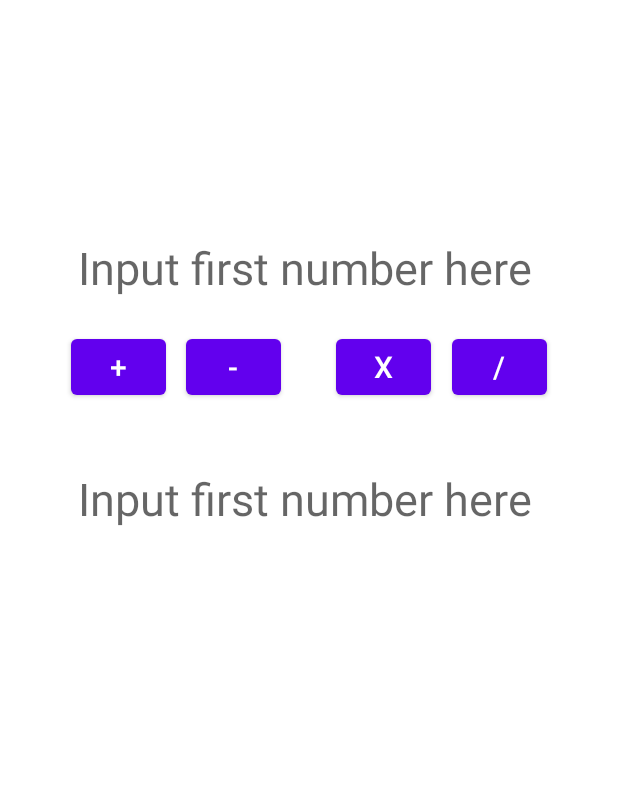
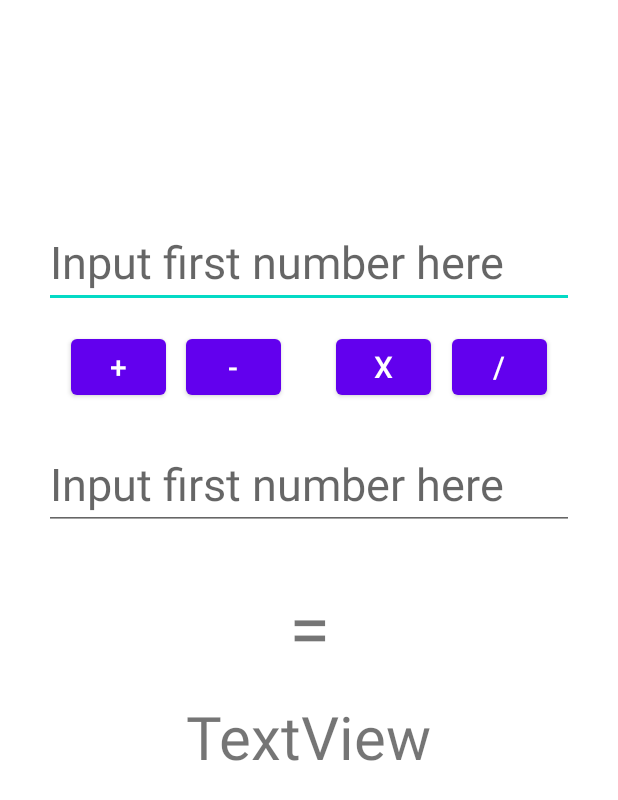
Before and after one commit to Alex-Sauer/MyCalculatorApp, an Android app: the layout activity_main.xml on its own in the app's theme, with its tools: preview values and no code run, on a phone screen of 412 x 824 dp. Shown: the top 800 px of the screen. Run offline under Robolectric (Android 15) with nearby library versions, the phone set to English and light mode, and no system bars.

Commit message:
Fixed addition finish rest of functions

```diff
--- a/app/src/main/java/com/example/mycalcapp/MainActivity.java
+++ b/app/src/main/java/com/example/mycalcapp/MainActivity.java
@@ -14,24 +14,13 @@ public class MainActivity extends AppCompatActivity {
     protected void onCreate(Bundle savedInstanceState) {
         super.onCreate(savedInstanceState);
         setContentView(R.layout.activity_main);
-        Intent intent = new Intent(this, Solve.class);
-        intent.putExtra("NAME", solve());
-        startActivity(intent);
     }
 
-    public Integer solve(int a){
-        if(a==1){
+//    public Integer solve(int button, int numOne, int numTwo){
+//
+//    }
 
-        }else if(a==2){
-
-        }else if(a==3){
-
-        }else if(a==4){
-
-        }
-    }
-
-    public void switchScreens(View view){
+    public void solve(View view){
         Intent intent = getIntent();
         String nameToShow = intent.getStringExtra("");
         TextView topTxt = findViewById(R.id.topText);
@@ -40,6 +29,21 @@ public class MainActivity extends AppCompatActivity {
         String botNum = botTxt.getText().toString();
         int num1= Integer.parseInt(topNum);
         int num2= Integer.parseInt(botNum);
+        int total;
+        total = num1+num2;
+//        if (){
+//            //add
+//            total = num1+num2;
+//        }else if (){
+//            //sub
+//        }else if(){
+//            //mult
+//        }else{
+//            //div
+//        }
+
+        String wordTotal = ("" + total);
+
     }
 
 }
--- a/app/src/main/java/com/example/mycalcapp/Solve.java
+++ b/app/src/main/java/com/example/mycalcapp/Solve.java
@@ -14,8 +14,9 @@ public class Solve extends AppCompatActivity {
         super.onCreate(savedInstanceState);
         setContentView(R.layout.activity_solve);
         Intent intent = getIntent();
-        String nameToShow = intent.getStringExtra("SOLVE");
+        String total = intent.getStringExtra("SOLVE");
         TextView textView = findViewById(R.id.textView);
-        textView.setText(nameToShow);
+        textView.setText(total);
+
     }
 }
--- a/app/src/main/res/layout/activity_main.xml
+++ b/app/src/main/res/layout/activity_main.xml
@@ -6,38 +6,14 @@
     android:layout_height="match_parent"
     tools:context=".MainActivity">
 
-    <TextView
-        android:id="@+id/bottomText"
-        android:layout_width="wrap_content"
-        android:layout_height="wrap_content"
-        android:layout_marginStart="52dp"
-        android:layout_marginTop="312dp"
-        android:hint="Input first number here"
-        android:text=""
-        android:textSize="30dp"
-        app:layout_constraintStart_toStartOf="parent"
-        app:layout_constraintTop_toTopOf="parent" />
-
-    <TextView
-        android:id="@+id/topText"
-        android:layout_width="wrap_content"
-        android:layout_height="wrap_content"
-        android:layout_marginStart="52dp"
-        android:layout_marginTop="158dp"
-        android:hint="Input first number here"
-        android:text=""
-        android:textSize="30dp"
-        app:layout_constraintStart_toStartOf="parent"
-        app:layout_constraintTop_toTopOf="parent" />
-
     <Button
         android:id="@+id/divide"
         android:layout_width="63dp"
         android:layout_height="49dp"
         android:layout_marginStart="301dp"
         android:layout_marginTop="220dp"
+        android:onClick="solve"
         android:text="/"
-        android:onClick="switchScreens"
         android:textSize="20sp"
         app:layout_constraintStart_toStartOf="parent"
         app:layout_constraintTop_toTopOf="parent" />
@@ -48,8 +24,8 @@
         android:layout_height="49dp"
         android:layout_marginStart="124dp"
         android:layout_marginTop="220dp"
+        android:onClick="solve"
         android:text="-"
-        android:onClick="switchScreens"
         android:textSize="20sp"
         app:layout_constraintStart_toStartOf="parent"
         app:layout_constraintTop_toTopOf="parent" />
@@ -60,8 +36,8 @@
         android:layout_height="49dp"
         android:layout_marginStart="47dp"
         android:layout_marginTop="220dp"
+        android:onClick="solve"
         android:text="+"
-        android:onClick="switchScreens"
         android:textSize="20sp"
         app:layout_constraintStart_toStartOf="parent"
         app:layout_constraintTop_toTopOf="parent" />
@@ -72,14 +48,64 @@
         android:layout_height="49dp"
         android:layout_marginStart="224dp"
         android:layout_marginTop="220dp"
+        android:onClick="solve"
         android:text="x"
-        android:onClick="switchScreens"
         android:textSize="20sp"
         app:layout_constraintStart_toStartOf="parent"
         app:layout_constraintTop_toTopOf="parent" />
 
+    <EditText
+        android:id="@+id/topText"
+        android:layout_width="wrap_content"
+        android:layout_height="wrap_content"
+        android:layout_marginTop="144dp"
+        android:ems="10"
+        android:hint="Input first number here"
+        android:inputType="textPersonName"
+        android:text=""
+        android:textSize="30dp"
+        app:layout_constraintEnd_toEndOf="parent"
+        app:layout_constraintHorizontal_bias="0.497"
+        app:layout_constraintStart_toStartOf="parent"
+        app:layout_constraintTop_toTopOf="parent" />
 
+    <EditText
+        android:id="@+id/bottomText"
+        android:layout_width="wrap_content"
+        android:layout_height="wrap_content"
+        android:layout_marginTop="292dp"
+        android:ems="10"
+        android:hint="Input first number here"
+        android:inputType="textPersonName"
+        android:text=""
+        android:textSize="30dp"
+        app:layout_constraintEnd_toEndOf="parent"
+        app:layout_constraintHorizontal_bias="0.5"
+        app:layout_constraintStart_toStartOf="parent"
+        app:layout_constraintTop_toTopOf="parent" />
 
+    <TextView
+        android:id="@+id/answerBox"
+        android:layout_width="wrap_content"
+        android:layout_height="wrap_content"
+        android:layout_marginTop="464dp"
+        android:text="TextView"
+        android:textSize="40dp"
+        app:layout_constraintEnd_toEndOf="parent"
+        app:layout_constraintHorizontal_bias="0.5"
+        app:layout_constraintStart_toStartOf="parent"
+        app:layout_constraintTop_toTopOf="parent" />
+
+    <TextView
+        android:id="@+id/equals"
+        android:layout_width="wrap_content"
+        android:layout_height="wrap_content"
+        android:layout_marginTop="384dp"
+        android:text="="
+        android:textSize="50dp"
+        app:layout_constraintEnd_toEndOf="parent"
+        app:layout_constraintStart_toStartOf="parent"
+        app:layout_constraintTop_toTopOf="parent" />
 
 
 </androidx.constraintlayout.widget.ConstraintLayout>
```
